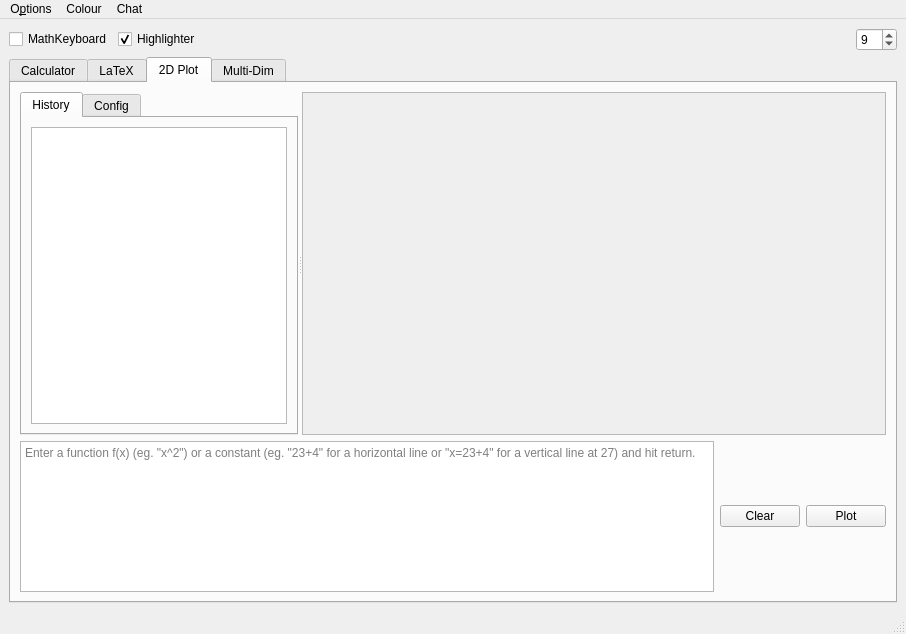
Above: AMaDiAUI.ui from AstusRush/AMaDiA before the change. Below: the same form after it.
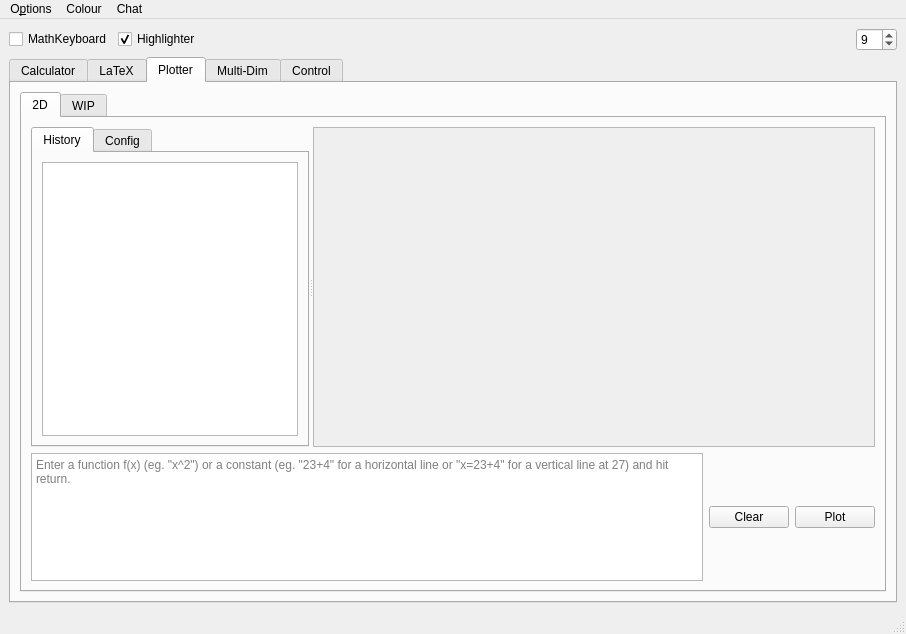
That is the form after the change. The open tabs and pages were chosen to show the change. Custom widgets are drawn as their Qt base class.

```diff
--- a/AMaDiAUI.ui
+++ b/AMaDiAUI.ui
@@ -91,6 +91,9 @@
       <property name="currentIndex">
        <number>0</number>
       </property>
+      <property name="usesScrollButtons">
+       <bool>false</bool>
+      </property>
       <widget class="QWidget" name="Tab_1">
        <property name="autoFillBackground">
         <bool>true</bool>
@@ -220,11 +223,23 @@
       </widget>
       <widget class="QWidget" name="Tab_3">
        <attribute name="title">
-        <string>2D Plot</string>
+        <string>Plotter</string>
        </attribute>
        <layout class="QGridLayout" name="gridLayout_10">
-        <item row="1" column="3">
-         <widget class="QPushButton" name="Tab_3_Button_Clear">
+        <item row="0" column="0">
+         <widget class="QTabWidget" name="Tab_3_tabWidget">
+          <property name="currentIndex">
+           <number>0</number>
+          </property>
+          <widget class="QWidget" name="Tab_3_tab_1">
+           <attribute name="title">
+            <string>2D</string>
+           </attribute>
+           <layout class="QGridLayout" name="gridLayout_12">
+            <item row="0" column="0">
+             <layout class="QGridLayout" name="Tab_3_tab_1_gridLayout">
+              <item row="1" column="1">
+               <widget class="QPushButton" name="Tab_3_tab_1_Button_Clear">
           <property name="sizePolicy">
            <sizepolicy hsizetype="Fixed" vsizetype="Fixed">
             <horstretch>0</horstretch>
@@ -236,15 +251,15 @@
           </property>
          </widget>
         </item>
-        <item row="1" column="0" colspan="3">
-         <widget class="LineEdit" name="Tab_3_Formula_Field">
+              <item row="1" column="0">
+               <widget class="LineEdit" name="Tab_3_tab_1_Formula_Field">
           <property name="placeholderText">
            <string>Enter a function f(x) (eg. &quot;x^2&quot;) or a constant (eg. &quot;23+4&quot; for a horizontal line or &quot;x=23+4&quot; for a vertical line at 27) and hit return.</string>
           </property>
          </widget>
         </item>
-        <item row="1" column="4">
-         <widget class="QPushButton" name="Tab_3_Button_Plot">
+              <item row="1" column="2">
+               <widget class="QPushButton" name="Tab_3_tab_1_Button_Plot">
           <property name="sizePolicy">
            <sizepolicy hsizetype="Fixed" vsizetype="Fixed">
             <horstretch>0</horstretch>
@@ -256,10 +271,8 @@
           </property>
          </widget>
         </item>
-        <item row="0" column="0" colspan="5">
-         <layout class="QGridLayout" name="Tab_3_gridLayout">
-          <item row="0" column="0">
-           <widget class="QSplitter" name="Tab_3_splitter">
+              <item row="0" column="0" colspan="3">
+               <widget class="QSplitter" name="Tab_3_tab_1_splitter">
             <property name="sizePolicy">
              <sizepolicy hsizetype="Expanding" vsizetype="Expanding">
               <horstretch>0</horstretch>
@@ -588,7 +601,7 @@
               </item>
              </layout>
             </widget>
-            <widget class="QScrollArea" name="Tab_3_ScrollArea">
+                <widget class="QScrollArea" name="Tab_3_tab_1_ScrollArea">
              <property name="sizePolicy">
               <sizepolicy hsizetype="Expanding" vsizetype="Expanding">
                <horstretch>5</horstretch>
@@ -606,8 +619,8 @@
                <rect>
                 <x>0</x>
                 <y>0</y>
-                <width>578</width>
-                <height>329</height>
+                    <width>556</width>
+                    <height>309</height>
                </rect>
               </property>
               <property name="sizePolicy">
@@ -636,7 +649,16 @@
         </item>
        </layout>
       </widget>
-      <widget class="QWidget" name="Tab_5">
+          <widget class="QWidget" name="Tab_3_tab_2">
+           <attribute name="title">
+            <string>WIP</string>
+           </attribute>
+          </widget>
+         </widget>
+        </item>
+       </layout>
+      </widget>
+      <widget class="QWidget" name="Tab_4">
        <attribute name="title">
         <string>Multi-Dim</string>
        </attribute>
@@ -781,6 +803,40 @@
         </item>
        </layout>
       </widget>
+      <widget class="QWidget" name="Tab_5">
+       <attribute name="title">
+        <string>Control</string>
+       </attribute>
+       <layout class="QGridLayout" name="gridLayout_13">
+        <item row="0" column="0">
+         <widget class="QTabWidget" name="Tab_5_tabWidget">
+          <property name="currentIndex">
+           <number>0</number>
+          </property>
+          <widget class="QWidget" name="Tab_5_tab_1">
+           <attribute name="title">
+            <string>Tab 1</string>
+           </attribute>
+          </widget>
+          <widget class="QWidget" name="Tab_5_tab_2">
+           <attribute name="title">
+            <string>Tab 2</string>
+           </attribute>
+          </widget>
+          <widget class="QWidget" name="Tab_5_tab_3">
+           <attribute name="title">
+            <string>Seite</string>
+           </attribute>
+          </widget>
+          <widget class="QWidget" name="Tab_5_tab_4">
+           <attribute name="title">
+            <string>Seite</string>
+           </attribute>
+          </widget>
+         </widget>
+        </item>
+       </layout>
+      </widget>
      </widget>
     </item>
     <item row="0" column="4">
```
Left out of the diff: 131 changed lines with no effect on the pictures. Lines whose indentation alone changed are shown as unchanged.
